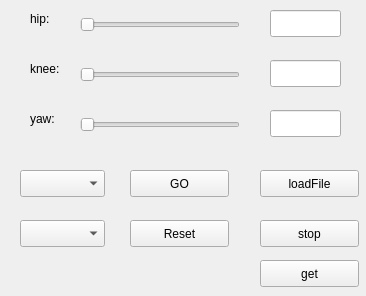
Above: dragon_visualization/dragon_data_control/resource/data_control.ui from zz19930617/dragon_visualization before the change. Below: the same form after it.
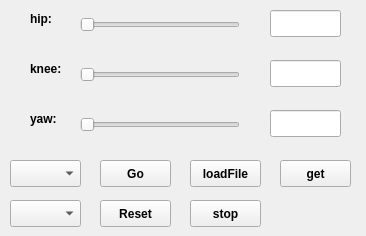
That is the form after the change.

Commit message: change the font for big screen

```diff
--- a/dragon_visualization/dragon_data_control/resource/data_control.ui
+++ b/dragon_visualization/dragon_data_control/resource/data_control.ui
@@ -7,7 +7,7 @@
     <x>0</x>
     <y>0</y>
     <width>366</width>
-    <height>296</height>
+    <height>236</height>
    </rect>
   </property>
   <property name="windowTitle">
@@ -22,6 +22,12 @@
      <height>17</height>
     </rect>
    </property>
+   <property name="font">
+    <font>
+     <weight>75</weight>
+     <bold>true</bold>
+    </font>
+   </property>
    <property name="text">
     <string>hip:</string>
    </property>
@@ -35,6 +41,12 @@
      <height>17</height>
     </rect>
    </property>
+   <property name="font">
+    <font>
+     <weight>75</weight>
+     <bold>true</bold>
+    </font>
+   </property>
    <property name="text">
     <string>knee:</string>
    </property>
@@ -48,6 +60,12 @@
      <height>17</height>
     </rect>
    </property>
+   <property name="font">
+    <font>
+     <weight>75</weight>
+     <bold>true</bold>
+    </font>
+   </property>
    <property name="text">
     <string>yaw:</string>
    </property>
@@ -124,12 +142,18 @@
   <widget class="QPushButton" name="pushButton_load">
    <property name="geometry">
     <rect>
-     <x>260</x>
-     <y>170</y>
-     <width>99</width>
+     <x>190</x>
+     <y>160</y>
+     <width>71</width>
      <height>27</height>
     </rect>
    </property>
+   <property name="font">
+    <font>
+     <weight>75</weight>
+     <bold>true</bold>
+    </font>
+   </property>
    <property name="text">
     <string>loadFile</string>
    </property>
@@ -137,25 +161,37 @@
   <widget class="QPushButton" name="pushButton_go">
    <property name="geometry">
     <rect>
-     <x>130</x>
-     <y>170</y>
-     <width>99</width>
+     <x>100</x>
+     <y>160</y>
+     <width>71</width>
      <height>27</height>
     </rect>
    </property>
+   <property name="font">
+    <font>
+     <weight>75</weight>
+     <bold>true</bold>
+    </font>
+   </property>
    <property name="text">
-    <string>GO</string>
+    <string>Go</string>
    </property>
   </widget>
   <widget class="QPushButton" name="pushButton_reset">
    <property name="geometry">
     <rect>
-     <x>130</x>
-     <y>220</y>
-     <width>99</width>
+     <x>100</x>
+     <y>200</y>
+     <width>71</width>
      <height>27</height>
     </rect>
    </property>
+   <property name="font">
+    <font>
+     <weight>75</weight>
+     <bold>true</bold>
+    </font>
+   </property>
    <property name="text">
     <string>Reset</string>
    </property>
@@ -163,32 +199,50 @@
   <widget class="QComboBox" name="comboBox_leg">
    <property name="geometry">
     <rect>
-     <x>20</x>
-     <y>170</y>
-     <width>85</width>
+     <x>10</x>
+     <y>160</y>
+     <width>71</width>
      <height>27</height>
     </rect>
    </property>
+   <property name="font">
+    <font>
+     <weight>75</weight>
+     <bold>true</bold>
+    </font>
+   </property>
   </widget>
   <widget class="QComboBox" name="comboBox_type">
    <property name="geometry">
     <rect>
-     <x>20</x>
-     <y>220</y>
-     <width>85</width>
+     <x>10</x>
+     <y>200</y>
+     <width>71</width>
      <height>27</height>
     </rect>
    </property>
+   <property name="font">
+    <font>
+     <weight>75</weight>
+     <bold>true</bold>
+    </font>
+   </property>
   </widget>
   <widget class="QPushButton" name="pushButton_stop">
    <property name="geometry">
     <rect>
-     <x>260</x>
-     <y>220</y>
-     <width>99</width>
+     <x>190</x>
+     <y>200</y>
+     <width>71</width>
      <height>27</height>
     </rect>
    </property>
+   <property name="font">
+    <font>
+     <weight>75</weight>
+     <bold>true</bold>
+    </font>
+   </property>
    <property name="text">
     <string>stop</string>
    </property>
@@ -196,12 +250,18 @@
   <widget class="QPushButton" name="pushButton_get">
    <property name="geometry">
     <rect>
-     <x>260</x>
-     <y>260</y>
-     <width>99</width>
+     <x>280</x>
+     <y>160</y>
+     <width>71</width>
      <height>27</height>
     </rect>
    </property>
+   <property name="font">
+    <font>
+     <weight>75</weight>
+     <bold>true</bold>
+    </font>
+   </property>
    <property name="text">
     <string>get</string>
    </property>
```
The commit also changes 200 other files.
